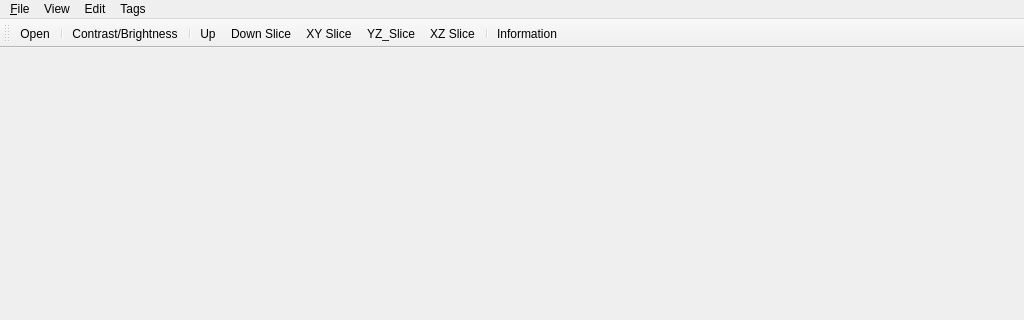
Old version of the form mainwindow.ui in the repository g7uvw/QTomView; both pictures show x 0 to 1024 and y 0 to 320 of the 1024 by 768 pixel window.
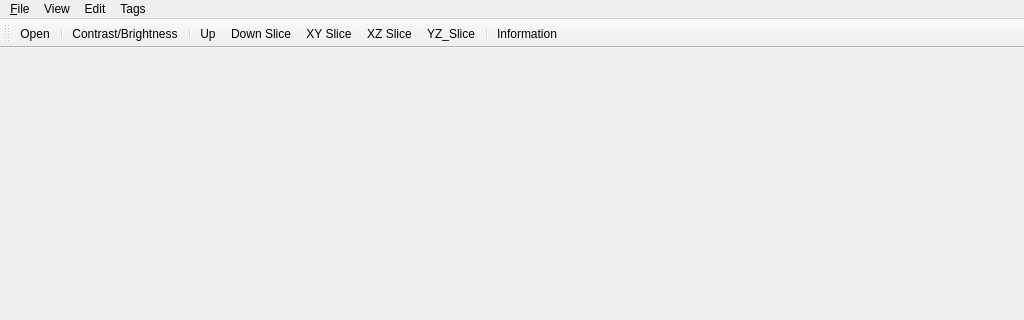
New version of the form. Icons and pictures are not drawn.

Commit message: Still crash on non-XY views

Patch:
```diff
--- a/mainwindow.ui
+++ b/mainwindow.ui
@@ -111,8 +111,8 @@
    <addaction name="actionUpSlice"/>
    <addaction name="actionDown_Slice"/>
    <addaction name="actionXY_Slice"/>
-   <addaction name="actionYZ_Slice"/>
    <addaction name="actionXZ_Slice"/>
+   <addaction name="actionYZ_Slice"/>
    <addaction name="separator"/>
    <addaction name="actionInformation"/>
   </widget>
```
The commit also changes 2 other files.
